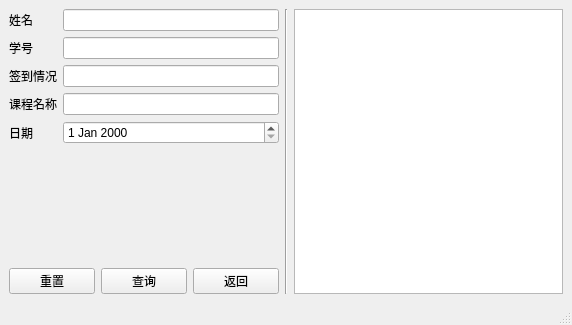
First picture: the form in myUI/Checkin_Form.ui, repository Seris-Gas-Company/Face-check-in-system, before the edit.
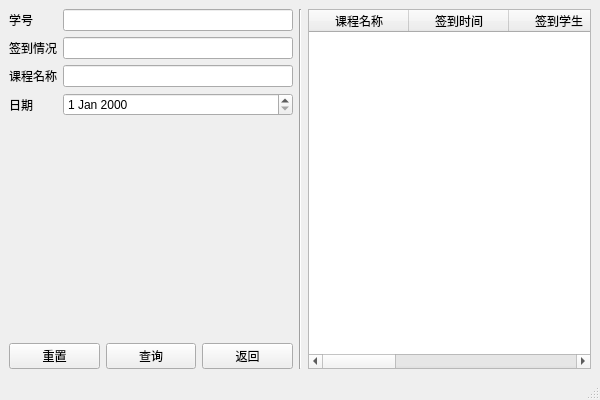
Second picture: the form after the edit. Icons and pictures are not drawn.

```diff
--- a/myUI/Checkin_Form.ui
+++ b/myUI/Checkin_Form.ui
@@ -6,8 +6,8 @@
    <rect>
     <x>0</x>
     <y>0</y>
-    <width>572</width>
-    <height>325</height>
+    <width>600</width>
+    <height>400</height>
    </rect>
   </property>
   <property name="sizePolicy">
@@ -25,65 +25,65 @@
   </property>
   <widget class="QWidget" name="centralwidget">
    <layout class="QGridLayout" name="gridLayout_2">
-    <item row="0" column="2">
-     <widget class="QColumnView" name="columnView"/>
-    </item>
     <item row="0" column="0">
      <layout class="QVBoxLayout" name="verticalLayout">
       <item>
        <layout class="QFormLayout" name="formLayout_2">
         <item row="0" column="0">
-         <widget class="QLabel" name="label">
-          <property name="text">
-           <string>姓名</string>
-          </property>
-         </widget>
-        </item>
-        <item row="0" column="1">
-         <widget class="QLineEdit" name="lineEdit"/>
-        </item>
-        <item row="1" column="0">
          <widget class="QLabel" name="label_2">
           <property name="text">
            <string>学号</string>
           </property>
          </widget>
         </item>
-        <item row="1" column="1">
+        <item row="0" column="1">
          <widget class="QLineEdit" name="lineEdit_2"/>
         </item>
-        <item row="2" column="0">
+        <item row="1" column="0">
          <widget class="QLabel" name="label_3">
           <property name="text">
            <string>签到情况</string>
           </property>
          </widget>
         </item>
-        <item row="2" column="1">
+        <item row="1" column="1">
          <widget class="QLineEdit" name="lineEdit_3"/>
         </item>
-        <item row="3" column="0">
+        <item row="2" column="0">
          <widget class="QLabel" name="label_4">
           <property name="text">
            <string>课程名称</string>
           </property>
          </widget>
         </item>
-        <item row="3" column="1">
+        <item row="2" column="1">
          <widget class="QLineEdit" name="lineEdit_4"/>
         </item>
-        <item row="4" column="0">
+        <item row="3" column="0">
          <widget class="QLabel" name="label_5">
           <property name="text">
            <string>日期</string>
           </property>
          </widget>
         </item>
-        <item row="4" column="1">
+        <item row="3" column="1">
          <widget class="QDateEdit" name="dateEdit"/>
         </item>
        </layout>
       </item>
+      <item>
+       <spacer name="verticalSpacer">
+        <property name="orientation">
+         <enum>Qt::Vertical</enum>
+        </property>
+        <property name="sizeHint" stdset="0">
+         <size>
+          <width>20</width>
+          <height>40</height>
+         </size>
+        </property>
+       </spacer>
+      </item>
       <item>
        <layout class="QGridLayout" name="gridLayout">
         <item row="0" column="0">
@@ -111,6 +111,45 @@
       </item>
      </layout>
     </item>
+    <item row="0" column="2">
+     <widget class="QTableWidget" name="tableWidget">
+      <column>
+       <property name="text">
+        <string>课程名称</string>
+       </property>
+      </column>
+      <column>
+       <property name="text">
+        <string>签到时间</string>
+       </property>
+      </column>
+      <column>
+       <property name="text">
+        <string>签到学生</string>
+       </property>
+      </column>
+      <column>
+       <property name="text">
+        <string>学生学号</string>
+       </property>
+      </column>
+      <column>
+       <property name="text">
+        <string>签到状态</string>
+       </property>
+      </column>
+      <column>
+       <property name="text">
+        <string>编号</string>
+       </property>
+      </column>
+      <column>
+       <property name="text">
+        <string/>
+       </property>
+      </column>
+     </widget>
+    </item>
     <item row="0" column="1">
      <widget class="Line" name="line">
       <property name="orientation">
```
Left out of the diff: 33 changed lines with no effect on the pictures.
